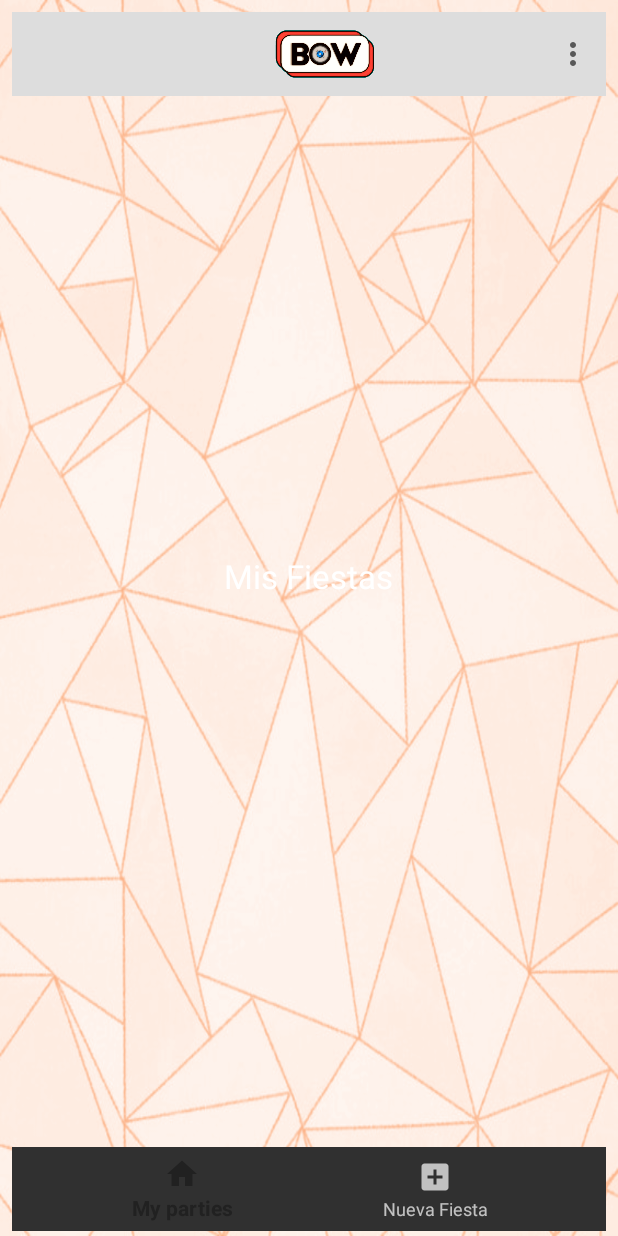
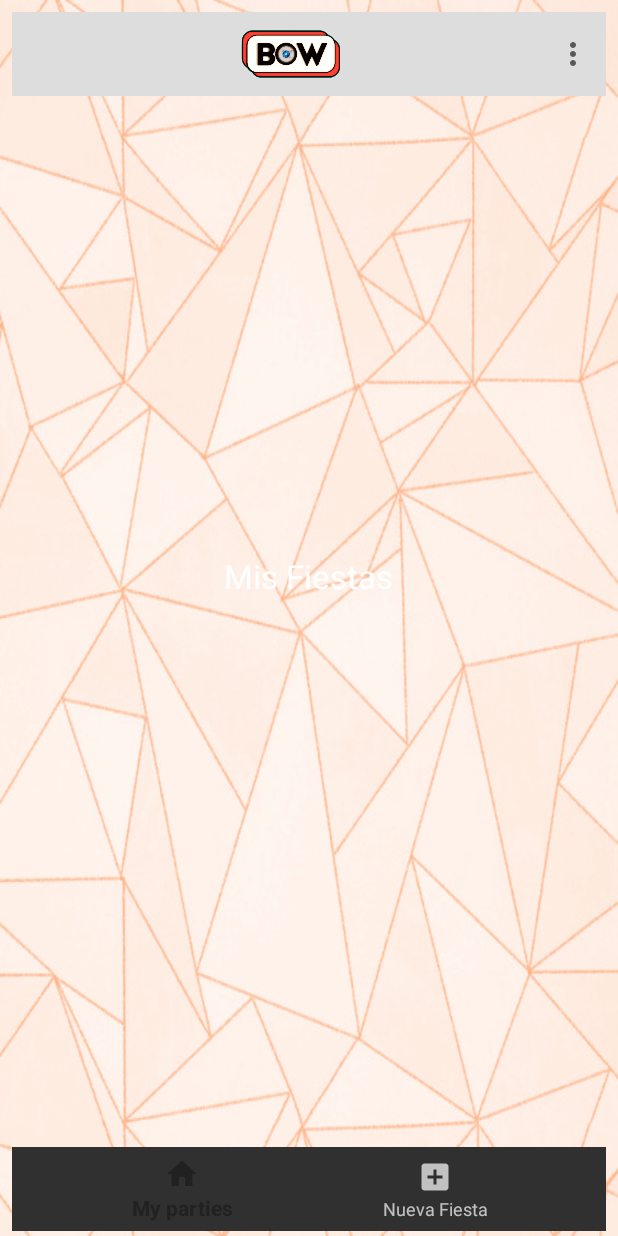
Before and after one commit to TrippCol/Farrapp-MobileApplication, an Android app: the CreatorsActivity screen opened directly, with no data from a screen before it, on a phone screen of 412 x 824 dp. Run offline under Robolectric (Android 15) with nearby library versions, the light colour scheme and no system bars; Roboto replaces fonts that are not available here.

Commit message:
Toolbar logo centered

```diff
--- a/app/src/main/res/layout/app_bar.xml
+++ b/app/src/main/res/layout/app_bar.xml
@@ -6,16 +6,29 @@
     android:layout_width="match_parent"
     android:layout_height="?attr/actionBarSize"
     android:theme="@style/CustomToolbarStyle"
-    app:popupTheme="@style/CustomPopupStyle"
-    >
+    app:popupTheme="@style/CustomPopupStyle">
 
-    <ImageView
-        android:id="@+id/toolbar_logo"
-        android:layout_width="385dp"
-        android:layout_height="32dp"
-        android:src="@drawable/finalbow"
-        android:layout_gravity="center"
-        android:layout_marginEnd="?android:attr/actionBarSize"
-        />
+
+    <RelativeLayout
+        android:layout_width="match_parent"
+        android:layout_height="?attr/actionBarSize">
+
+        <TextView
+            android:id="@+id/toolbar_tittle"
+            android:layout_width="72dp"
+            android:layout_height="match_parent"
+            android:gravity="right"
+            android:layout_alignParentEnd="true"
+            android:visibility="gone"/>
+
+        <ImageView
+            android:id="@+id/toolbar_logo"
+            android:layout_width="385dp"
+            android:layout_height="32dp"
+            android:layout_gravity="center"
+            android:layout_centerVertical="true"
+            android:src="@drawable/finalbow" />
+    </RelativeLayout>
+
 
 </android.support.v7.widget.Toolbar>
```
